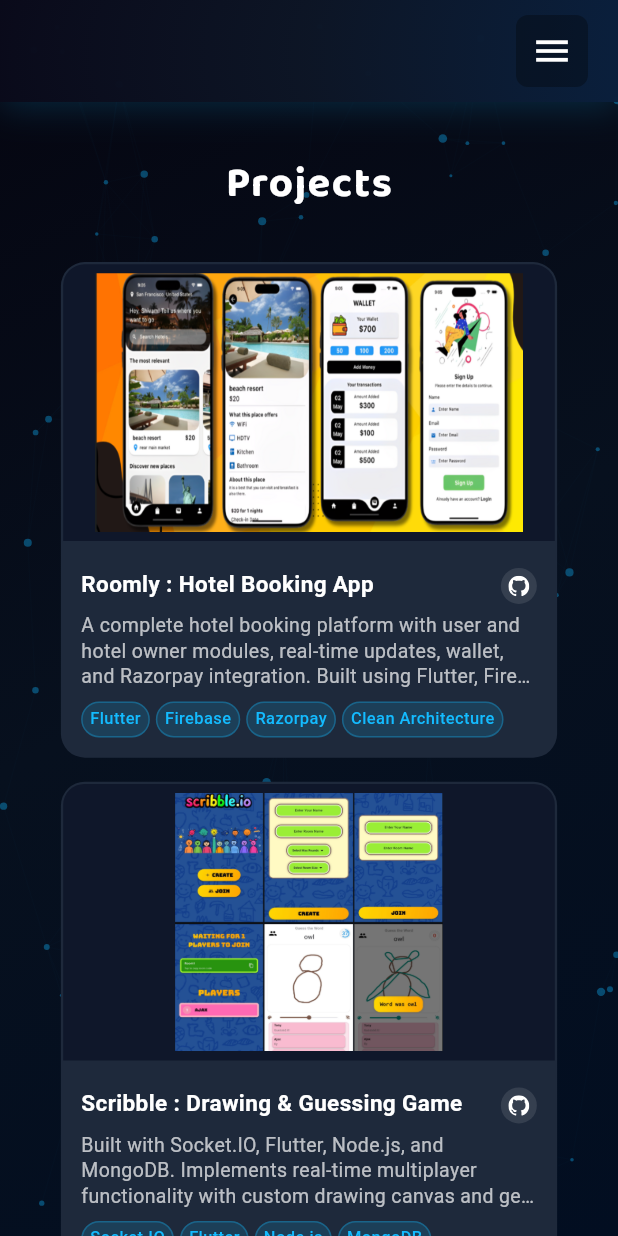
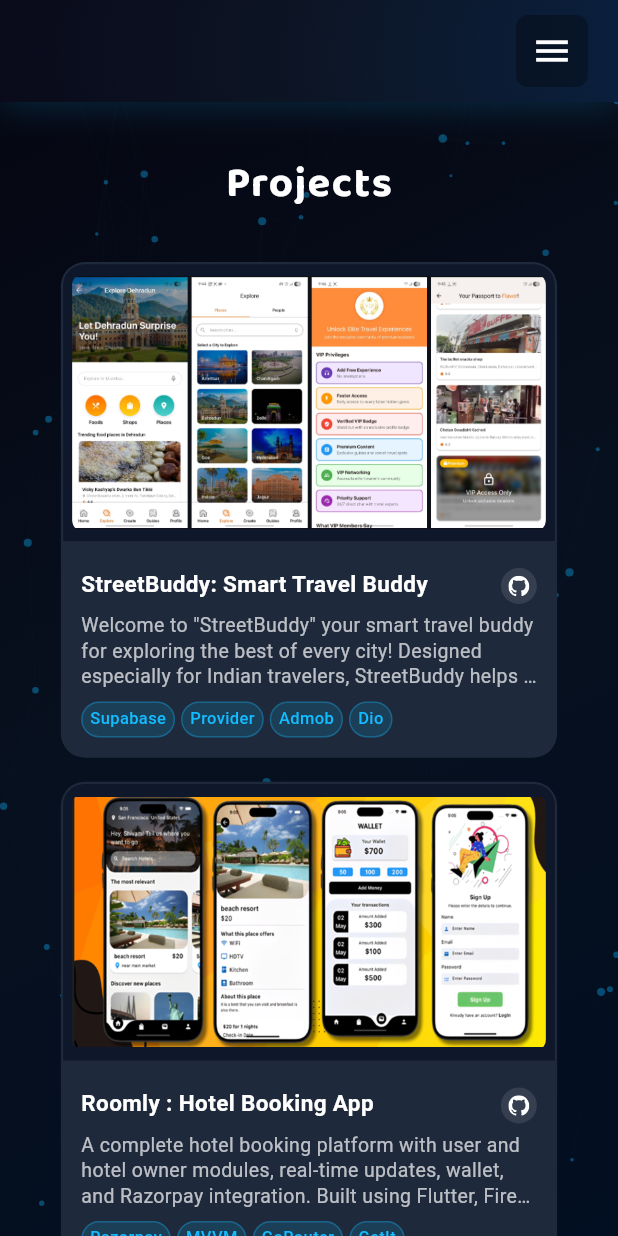
Before and after one commit to ajax-39/Flutter_Portfolio, a Flutter app: the screen it shows after launch, scrolled down 1728 dp, on a phone screen of 412 x 824 dp. Run offline on Flutter 3.47's test engine with Material 3 defaults, Android fonts, the phone set to English and light mode, and no system bars; our stand-ins replace flutter_svg, font_awesome_flutter, google_fonts, loading_animation_widget, visibility_detector; missing offline and left inert: marqueer; Roboto replaces fonts that are missing (Preah); project files that could hold a hidden picture were left out.

Commit message:
New Project Added

```diff
--- a/lib/features/projects/widgets/projects_desktop_widget.dart
+++ b/lib/features/projects/widgets/projects_desktop_widget.dart
@@ -45,17 +45,40 @@ class ProjectsDesktopWidget extends StatelessWidget {
                 cardWidth: cardWidth,
                 horizontalPadding: horizontalPadding,
                 verticalPadding: verticalSpacing,
+                imagePath: 'assets/projects/streetBuddy.png',
+                title: 'StreetBuddy: Smart Travel Buddy',
+                description:
+                    'Welcome to "StreetBuddy" your smart travel buddy for exploring the best of every city! Designed especially for Indian travelers, StreetBuddy helps you find delicious food spots, vibrant shopping markets, famous attractions, and hidden gems that only locals know about.',
+                githubUrl: 'https://github.com/ajax-39/StreetBuddy_Flutter.git',
+                technologies: [
+                  'Supabase',
+                  'Provider',
+                  'Admob',
+                  'Dio',
+                  'Hive',
+                  'Twilio'
+                ],
+              ),
+
+              _buildProjectItem(
+                context: context,
+                isMobile: true,
+                cardWidth: cardWidth,
+                horizontalPadding: horizontalPadding,
+                verticalPadding: verticalSpacing,
                 imagePath: 'assets/projects/roomly.png',
                 title: 'Roomly : Hotel Booking App',
                 description:
                     'A complete hotel booking platform with user and hotel owner modules, real-time updates, wallet, and Razorpay integration. Built using Flutter, Firebase, and Clean Architecture.',
                 githubUrl: 'https://github.com/ajax-39/Flutter_Roomly',
                 technologies: [
+                  'Razorpay',
+                  'MVVM',
+                  'GoRouter',
+                  'GetIt',
+                  'Riverpod',
                   'Flutter',
                   'Firebase',
-                  'Razorpay',
-                  'Clean Architecture',
-                  'Riverpod',
                 ],
               ),
 
@@ -70,7 +93,32 @@ class ProjectsDesktopWidget extends StatelessWidget {
                 description:
                     'Built with Socket.IO, Flutter, Node.js, and MongoDB. Implements real-time multiplayer functionality with custom drawing canvas and gesture detection.',
                 githubUrl: 'https://github.com/ajax-39/Scribble',
-                technologies: ['Socket.IO', 'Flutter', 'Node.js', 'MongoDB'],
+                technologies: [
+                  'Socket.IO',
+                  'Node.js',
+                  'MongoDB',
+                  'REST API',
+                  'Flutter',
+                ],
+              ),
+              _buildProjectItem(
+                context: context,
+                isMobile: true,
+                cardWidth: cardWidth,
+                horizontalPadding: horizontalPadding,
+                verticalPadding: verticalSpacing,
+                imagePath: 'assets/projects/pokedex.png',
+                title: 'Pokedex : Pokemon App',
+                description:
+                    'Developed with Flutter and PokeAPI integration. Uses Riverpod for state management, Dio for API Calls and SharedPreferences for local storage.',
+                githubUrl: 'https://github.com/ajax-39/Flutter_Pokedex',
+                technologies: [
+                  'PokeAPI',
+                  'Riverpod',
+                  'Shared Preferences',
+                  'Flutter',
+                  'Dio',
+                ],
               ),
 
               _buildProjectItem(
@@ -85,25 +133,11 @@ class ProjectsDesktopWidget extends StatelessWidget {
                     'Built with Flutter, Firebase, and Google Maps API. Implements real-time location tracking with Geolocator and Flutter_SMS for Alert Message sending.',
                 githubUrl: 'https://github.com/ajax-39/Flutter_bSafe',
                 technologies: [
+                  'Google Maps API',
+                  'Geolocator',
                   'Flutter',
                   'Firebase',
-                  'Google Maps API',
-                  'Geolocator',
                 ],
-              ),
-
-              _buildProjectItem(
-                context: context,
-                isMobile: true,
-                cardWidth: cardWidth,
-                horizontalPadding: horizontalPadding,
-                verticalPadding: verticalSpacing,
-                imagePath: 'assets/projects/pokedex.png',
-                title: 'Pokedex : Pokemon App',
-                description:
-                    'Developed with Flutter and PokeAPI integration. Uses Riverpod for state management, Dio for API Calls and SharedPreferences for local storage.',
-                githubUrl: 'https://github.com/ajax-39/Flutter_Pokedex',
-                technologies: ['Flutter', 'PokeAPI', 'Riverpod', 'Dio'],
               ),
 
               _buildProjectItem(
@@ -118,20 +152,6 @@ class ProjectsDesktopWidget extends StatelessWidget {
                     'Developed with Flutter, Firebase (Firestore/Auth/Storage), and Riverpod 2.0 for state management. Features real-time messaging with push notifications.',
                 githubUrl: 'https://github.com/ajax-39/Flutter_WhatsApp_Clone',
                 technologies: ['Flutter', 'Firebase', 'Firestore', 'Riverpod'],
-              ),
-
-              _buildProjectItem(
-                context: context,
-                isMobile: true,
-                cardWidth: cardWidth,
-                horizontalPadding: horizontalPadding,
-                verticalPadding: verticalSpacing,
-                imagePath: 'assets/projects/infomeal.png',
-                title: 'InfoMeal: Recipe App',
-                description:
-                    'Created using Flutter, Dio for REST API integration, and Provider for state management. Implements custom UI components and animations.',
-                githubUrl: 'https://github.com/ajax-39/Flutter_InfoMeal',
-                technologies: ['Flutter', 'Dio', 'Provider', 'REST API'],
               ),
             ],
           ),
@@ -191,6 +211,23 @@ class ProjectsDesktopWidget extends StatelessWidget {
               children: [
                 // First Row
                 ProjectCard(
+                  imagePath: 'assets/projects/streetBuddy.png',
+                  title: 'StreetBuddy: Smart Travel Buddy',
+                  description:
+                      'StreetBuddy – your smart travel buddy for exploring every city. Discover tasty food joints, vibrant markets, and must-see attractions. Uncover hidden gems and local favorites on every trip!',
+                  githubUrl:
+                      'https://github.com/ajax-39/StreetBuddy_Flutter.git',
+                  technologies: [
+                    'Supabase',
+                    'Provider',
+                    'Admob',
+                    'dio',
+                    'Hive',
+                    'Twilio',
+                  ],
+                  isMobileCard: false,
+                ),
+                ProjectCard(
                   imagePath: 'assets/projects/roomly.png',
                   title: 'Roomly : Hotel Booking App',
                   description:
@@ -218,6 +255,8 @@ class ProjectsDesktopWidget extends StatelessWidget {
                   ],
                   isMobileCard: false,
                 ),
+
+                // Second Row
                 ProjectCard(
                   imagePath: 'assets/projects/bSafe.png',
                   title: 'bSafe : Women\'s Safety App',
@@ -233,8 +272,6 @@ class ProjectsDesktopWidget extends StatelessWidget {
                   ],
                   isMobileCard: false,
                 ),
-
-                // Second Row
                 ProjectCard(
                   imagePath: 'assets/projects/pokedex.png',
                   title: 'Pokedex : Pokemon App',
@@ -263,15 +300,6 @@ class ProjectsDesktopWidget extends StatelessWidget {
                     'Firestore',
                     'Riverpod 2.0',
                   ],
-                  isMobileCard: false,
-                ),
-                ProjectCard(
-                  imagePath: 'assets/projects/infomeal.png',
-                  title: 'InfoMeal: Recipe App',
-                  description:
-                      'Created using Flutter, Dio for REST API integration, and Provider for state management. Implements custom UI components and animations.',
-                  githubUrl: 'https://github.com/ajax-39/Flutter_InfoMeal',
-                  technologies: ['Flutter', 'Dio', 'Provider', 'REST API'],
                   isMobileCard: false,
                 ),
               ],
--- a/lib/features/welcome/widgets/welcome_screen.dart
+++ b/lib/features/welcome/widgets/welcome_screen.dart
@@ -197,7 +197,7 @@ class _WelcomeScreenState extends State<WelcomeScreen> {
                                   text: 'Resume',
                                   color: const Color(0xFF13BBFF),
                                   onPressed: () => _launchURL(
-                                    'https://drive.google.com/file/d/1Isq-Uye4otkq7RZ8zvrOzFL83vm4L7h5/view?usp=drive_link',
+                                    'https://drive.google.com/file/d/16txH814eIEjuIStbpAAo8M6MrTbUVqXQ/view?usp=sharing',
                                   ),
                                 ),
                               ],
```
Also changed, not shown: assets/projects/roomly.png, assets/projects/scribble.png, assets/projects/streetBuddy.png (added).
